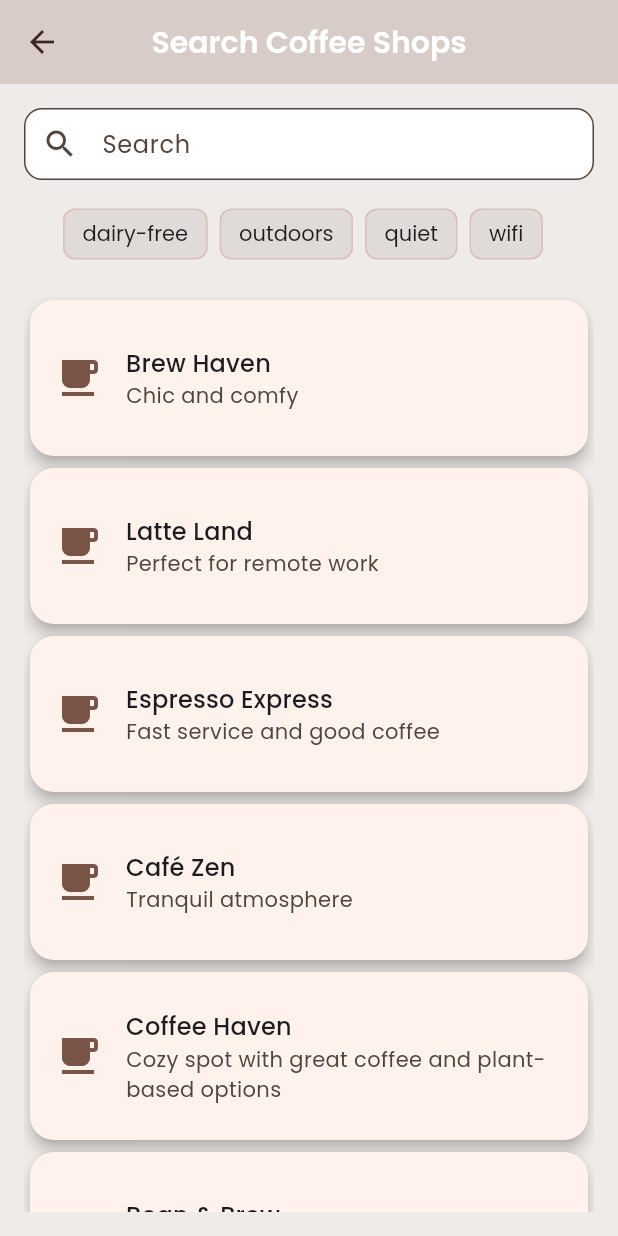
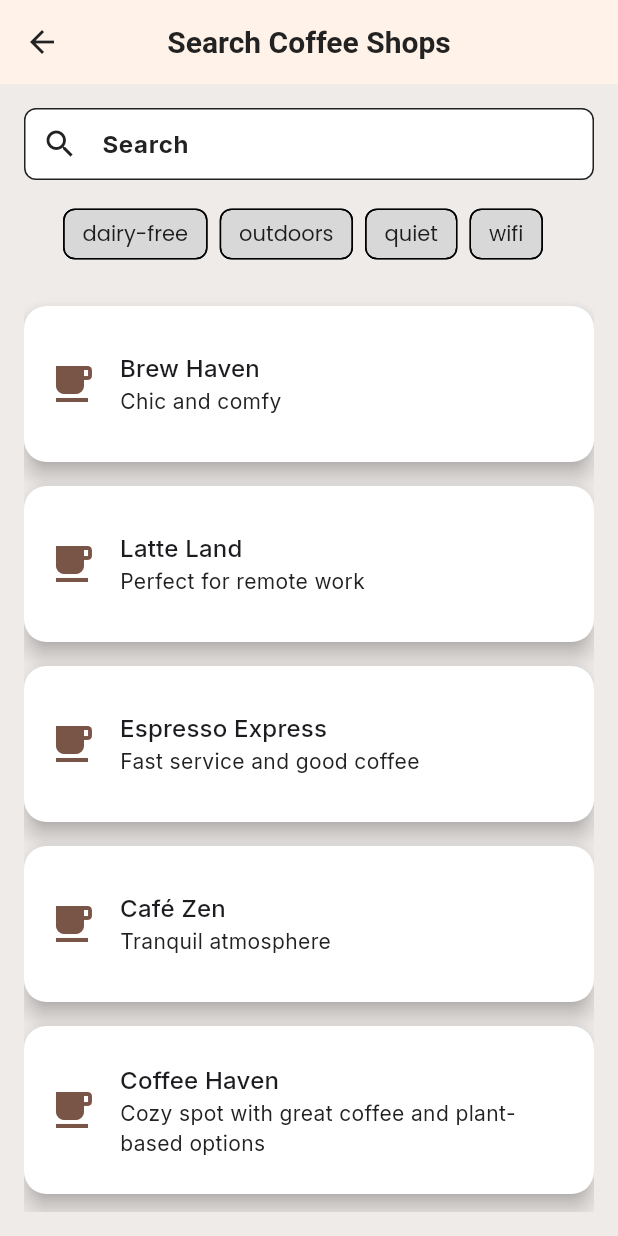
Before and after one commit to justin-hj-kim/flutterDemoApp, a Flutter app: the screen it shows after launch, after a tap on "Login", after a tap on "Search Shops", on a phone screen of 412 x 824 dp. Run offline on Flutter 3.47's test engine with Material 3 defaults, Android fonts, the light colour scheme and no system bars; our stand-ins replace google_fonts.

Commit message:
color changes

```diff
--- a/lib/main.dart
+++ b/lib/main.dart
@@ -12,30 +12,44 @@
   Widget build(BuildContext context) {
     final baseTheme = ThemeData(
       useMaterial3: true,
-      colorScheme: ColorScheme.fromSeed(
-        seedColor: Colors.brown,
-        brightness: Brightness.light,
+      colorScheme: const ColorScheme.light(
+        primary: Color(0xFFFF6B00), // SmartBear orange
+        secondary: Color(0xFF0066B3), // SmartBear blue
+        surface: Color(0xFFF6F6F6), // light grey
+        onPrimary: Colors.white,
+        onSecondary: Colors.white,
+        onSurface: Color(0xFF222222),
       ),
       scaffoldBackgroundColor: Colors.brown.shade50,
-      textTheme: GoogleFonts.poppinsTextTheme(),
+      textTheme: GoogleFonts.interTextTheme(Theme.of(context).textTheme,),
       inputDecorationTheme: InputDecorationTheme(
         filled: true,
         fillColor: Colors.white,
         contentPadding: const EdgeInsets.symmetric(horizontal: 16, vertical: 12),
-        border: OutlineInputBorder(borderRadius: BorderRadius.circular(12)),
+        border: OutlineInputBorder(
+          borderRadius: BorderRadius.circular(8),
+          borderSide: const BorderSide(color: Color(0xFFE1E1E1), width: 2),
+        ),
+        labelStyle: const TextStyle(fontWeight: FontWeight.bold),
       ),
-      appBarTheme: AppBarTheme(
-        backgroundColor: Colors.brown.shade100,
-        foregroundColor: Colors.brown.shade900,
+      appBarTheme: const AppBarTheme(
+        backgroundColor: Colors.white,
+        foregroundColor: Color(0xFF222222),
         centerTitle: true,
-        titleTextStyle: GoogleFonts.poppins(fontSize: 20, fontWeight: FontWeight.w600),
+        elevation: 4,
+        titleTextStyle: TextStyle(
+          fontSize: 20,
+          fontWeight: FontWeight.bold,
+          color: Color(0xFF222222),
+        ),
       ),
       elevatedButtonTheme: ElevatedButtonThemeData(
         style: ElevatedButton.styleFrom(
-          backgroundColor: Colors.brown,
+          backgroundColor: const Color(0xFFFF6B00),
           foregroundColor: Colors.white,
-          textStyle: const TextStyle(fontWeight: FontWeight.w600),
-          shape: RoundedRectangleBorder(borderRadius: BorderRadius.circular(12)),
+          shape: RoundedRectangleBorder(borderRadius: BorderRadius.circular(10)),
+          padding: const EdgeInsets.symmetric(horizontal: 20, vertical: 14),
+          textStyle: const TextStyle(fontSize: 16, fontWeight: FontWeight.w600),
         ),
       ),
       filledButtonTheme: FilledButtonThemeData(
@@ -47,8 +61,12 @@
         ),
       ),
       cardTheme: CardTheme(
-        shape: RoundedRectangleBorder(borderRadius: BorderRadius.circular(16)),
-        elevation: 4,
+        color: Colors.white,
+        elevation: 6,
+        margin: const EdgeInsets.symmetric(vertical: 8),
+        shape: RoundedRectangleBorder(
+          borderRadius: BorderRadius.circular(15),
+        ),
       ),
       chipTheme: ChipThemeData.fromDefaults(
         secondaryColor: Colors.brown.shade400,
@@ -92,7 +110,7 @@
             children: [
               CircleAvatar(
                 radius: 40,
-                backgroundColor: Colors.brown,
+                backgroundColor: Color(0xFFFF6B00),
                 child: Icon(Icons.coffee, color: Colors.white, size: 36),
               ),
               const SizedBox(height: 24),
```
